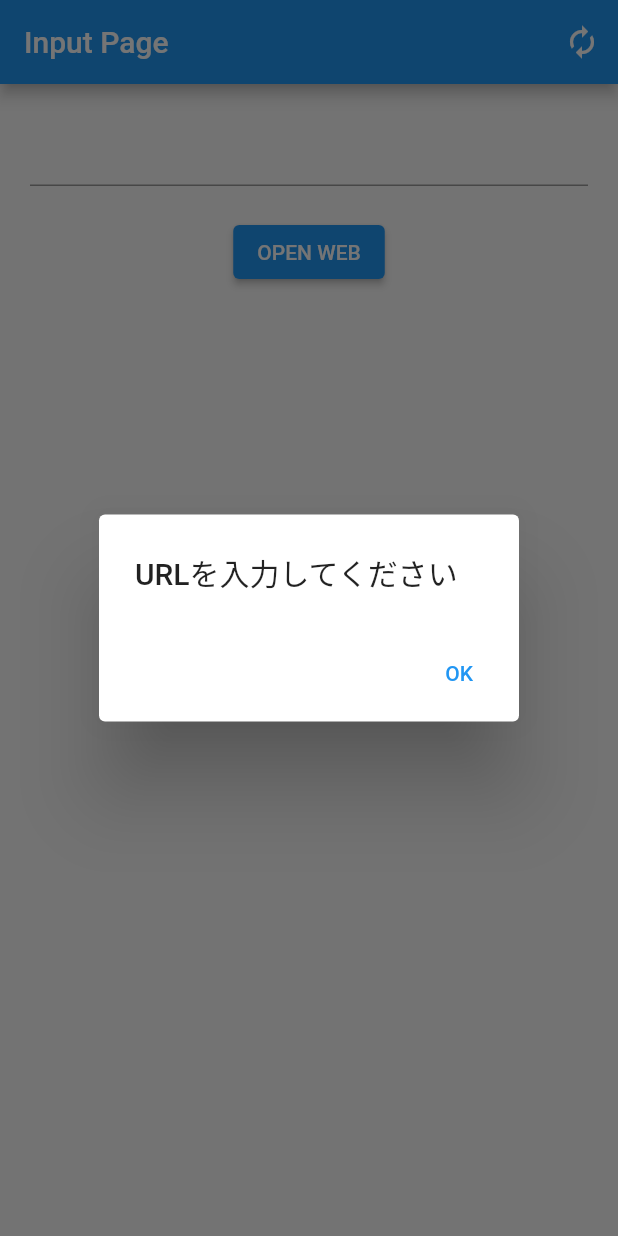
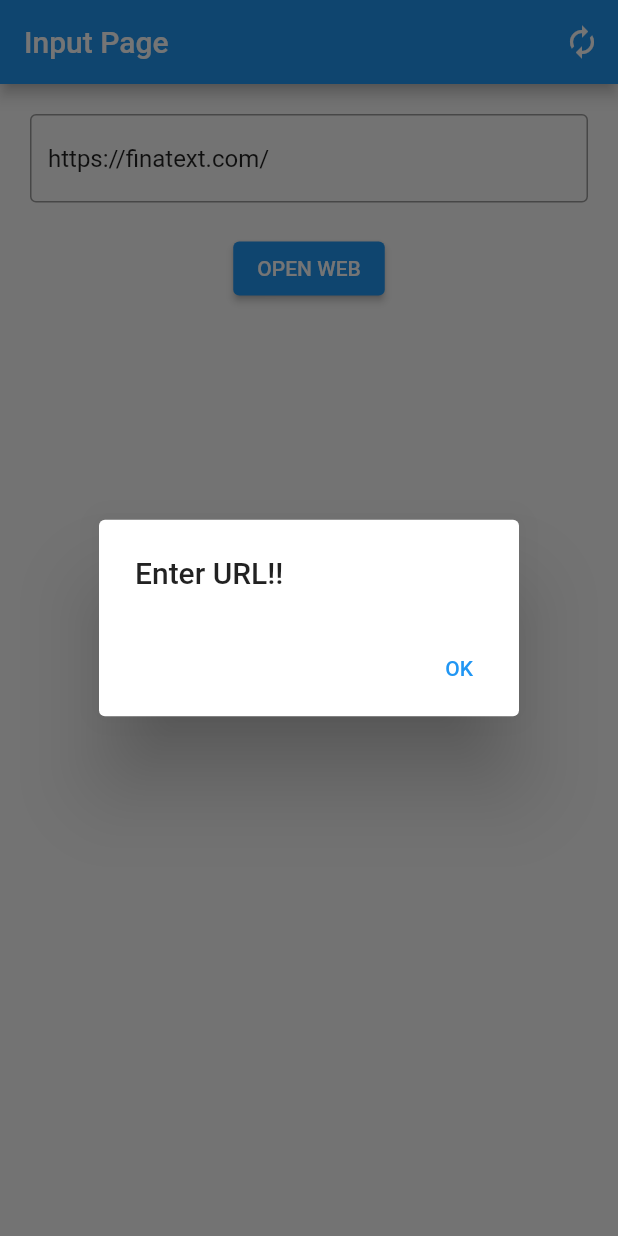
Before and after one commit to sbk0716/flutter-webview-app, a Flutter app: the screen it shows after launch, after a tap on "OPEN WEB", on a phone screen of 412 x 824 dp. Run offline on Flutter 3.47's test engine with Material 2 defaults, Android fonts, the phone set to English and light mode, and no system bars; our stand-ins replace adaptive_dialog, flutter_riverpod, webview_flutter.

Commit message:
update adaptive_dialog flutter_riverpod and webview_flutter (#1)
* update adaptive_dialog and flutter_riverpod

* update webview_flutter(<4.0.0)

* update webview_flutter(<4.0.0)

```diff
--- a/lib/view/input_page.dart
+++ b/lib/view/input_page.dart
@@ -8,14 +8,20 @@ class InputPage extends ConsumerWidget {
   const InputPage({Key? key}) : super(key: key);
   @override
   Widget build(BuildContext context, WidgetRef ref) {
+    // Create a controller for an editable text field.
     final _controller = TextEditingController();
+    // Set the initial value to the text property of the TextEditingController instance.
+    _controller.text = 'https://finatext.com/';
+
     final _provider = ref.watch(provider.notifier);
+
     return Scaffold(
       appBar: AppBar(
         title: const Text('Input Page'),
         actions: [
           IconButton(
             onPressed: () {
+              // Clear the text property of the TextEditingController instance.
               _controller.text = "";
             },
             icon: const Icon(Icons.autorenew),
@@ -28,7 +34,12 @@ class InputPage extends ConsumerWidget {
           children: [
             TextField(
               controller: _controller,
+              decoration: const InputDecoration(
+                hintText: 'https://flutter.dev/',
+                border: OutlineInputBorder(),
+              ),
               onChanged: (value) {
+                // Set a value to the text property of the TextEditingController instance.
                 _provider.state = value;
               },
             ),
@@ -38,7 +49,7 @@ class InputPage extends ConsumerWidget {
                 if (_provider.state == "") {
                   showOkAlertDialog(
                     context: context,
-                    title: 'URLを入力してください',
+                    title: 'Enter URL!!',
                   );
                 } else {
                   Navigator.push(context,
```
Also changed, not shown: pubspec.yaml (+8 -3 lines), pubspec.lock, 2 other files.
